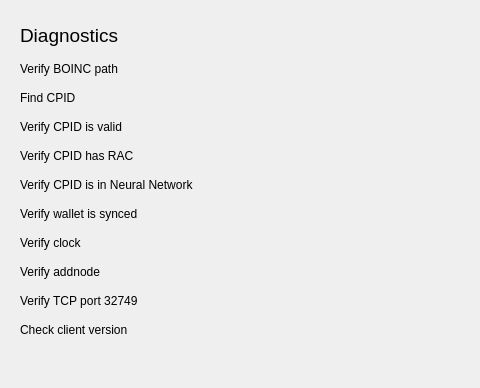
Qt form src/qt/forms/diagnosticsdialog.ui (gridcoin-community/Gridcoin-Research) before a commit; both pictures show x 0 to 480 and y 0 to 388 of the 757 by 388 pixel window.
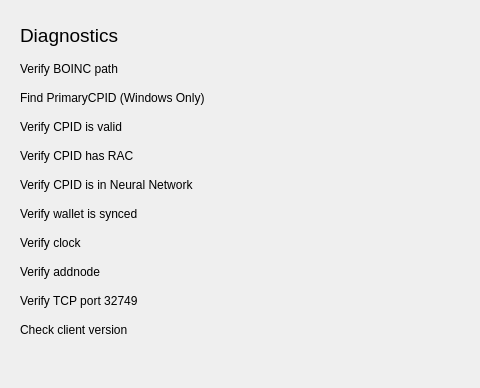
The same form after that commit.

Patch:
```diff
--- a/src/qt/forms/diagnosticsdialog.ui
+++ b/src/qt/forms/diagnosticsdialog.ui
@@ -209,7 +209,7 @@
      <item row="2" column="0">
       <widget class="QLabel" name="label_4">
        <property name="text">
-        <string>Find CPID</string>
+        <string>Find PrimaryCPID (Windows Only)</string>
        </property>
       </widget>
      </item>
```
